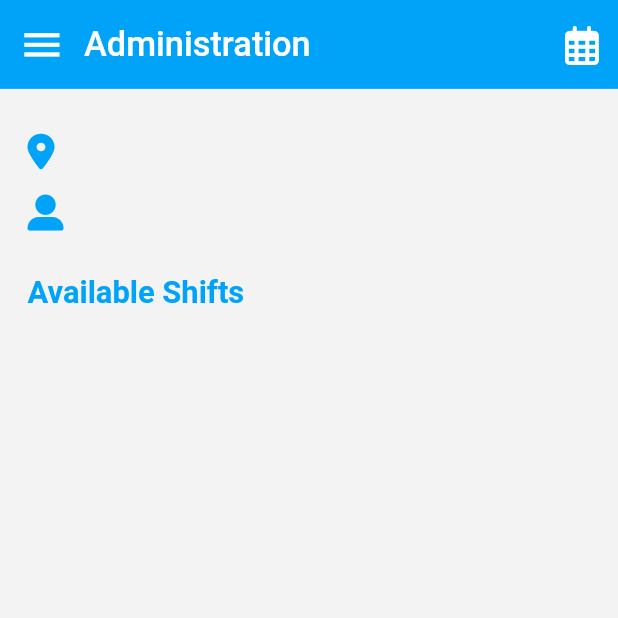
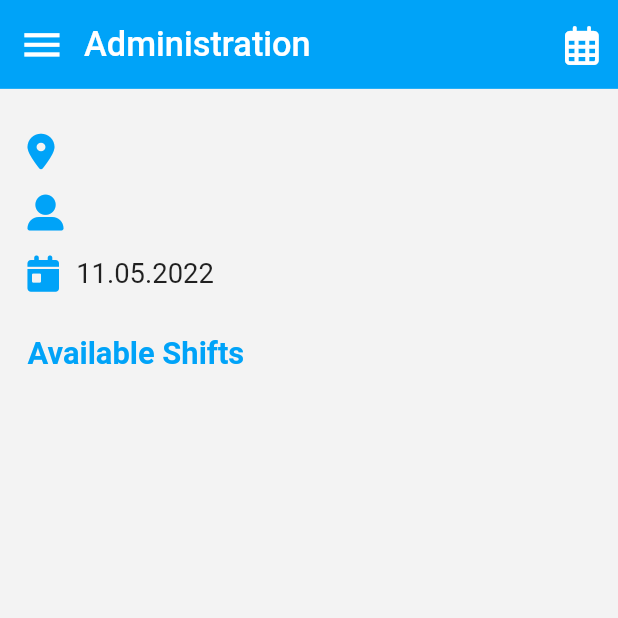
Before and after one commit to komiljonovshohjahon/mca_new_design, a Flutter app: the AdministrationAvailableShiftsScreen screen opened by its route, on a phone screen of 412 x 824 dp, the top half of it. Run offline on Flutter 3.47's test engine with Material 2 defaults, Android fonts, the phone set to English and light mode, and no system bars; our stand-ins replace device_info_plus, dio, dropdown_button2, flutter_html, flutter_redux, flutter_screenutil and 10 more; missing offline and left inert: dart_ipify, flutter_easylogger, flutter_shimmer, neat_periodic_task; accounts and stored records are empty.

Commit message:
Added selected date in Admin page

```diff
--- a/lib/manager/redux/middleware/models_middleware.dart
+++ b/lib/manager/redux/middleware/models_middleware.dart
@@ -13,6 +13,7 @@ import 'package:mca_new_design/pages/main_screen.dart';
 import 'package:mca_new_design/pages/timesheet_screen.dart';
 import 'package:mca_new_design/utils/common/helpers.dart';
 import 'package:mca_new_design/utils/common/log_tester.dart';
+import 'package:permission_handler/permission_handler.dart';
 import 'package:redux/redux.dart';
 import 'package:dart_ipify/dart_ipify.dart';
 import '../../../utils/common/constants.dart';
--- a/lib/pages/adminstration_available_shifts_screen.dart
+++ b/lib/pages/adminstration_available_shifts_screen.dart
@@ -98,7 +98,8 @@ class _AdministrationAvailableShiftsScreenState
         ],
       ),
       child: (state) {
-        return _IdleBody(state: state, reset: _resetLocs);
+        return _IdleBody(
+            state: state, reset: _resetLocs, selectedData: _selectedDate);
       },
     );
   }
@@ -164,8 +165,10 @@ class _AdministrationAvailableShiftsScreenState
 
 class _IdleBody extends StatelessWidget {
   final AppState state;
+  final DateTime selectedData;
   final Function() reset;
-  _IdleBody({required this.state, required this.reset});
+  _IdleBody(
+      {required this.state, required this.reset, required this.selectedData});
   @override
   Widget build(BuildContext context) {
     return SpacedColumn(
@@ -211,6 +214,18 @@ class _IdleBody extends StatelessWidget {
                   width: 240.w,
                   text: AdministrationLocationScreen
                       .selectedLocation['user']!['value'],
+                  textStyle: ThemeTextRegular.base1)
+            ],
+          ),
+          SpacedRow(
+            crossAxisAlignment: CrossAxisAlignment.center,
+            horizontalSpace: 10,
+            children: [
+              const FaIcon(FontAwesomeIcons.calendarDay,
+                  color: ThemeColors.mainBlue),
+              SizedText(
+                  width: 240.w,
+                  text: DateFormat('dd.MM.yyyy').format(selectedData),
                   textStyle: ThemeTextRegular.base1)
             ],
           ),
```
